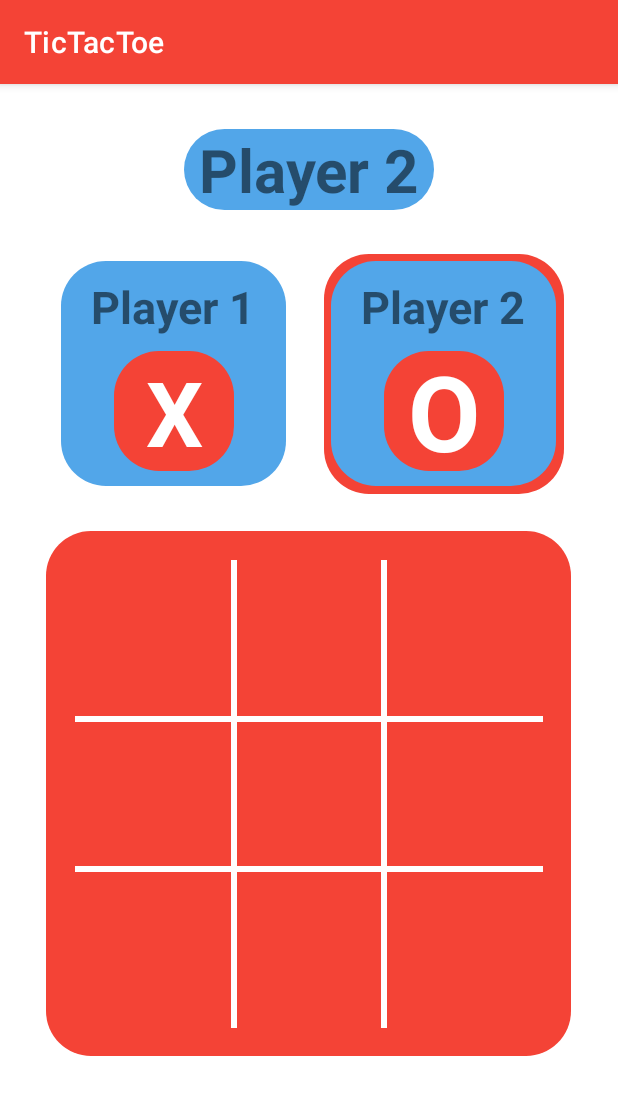
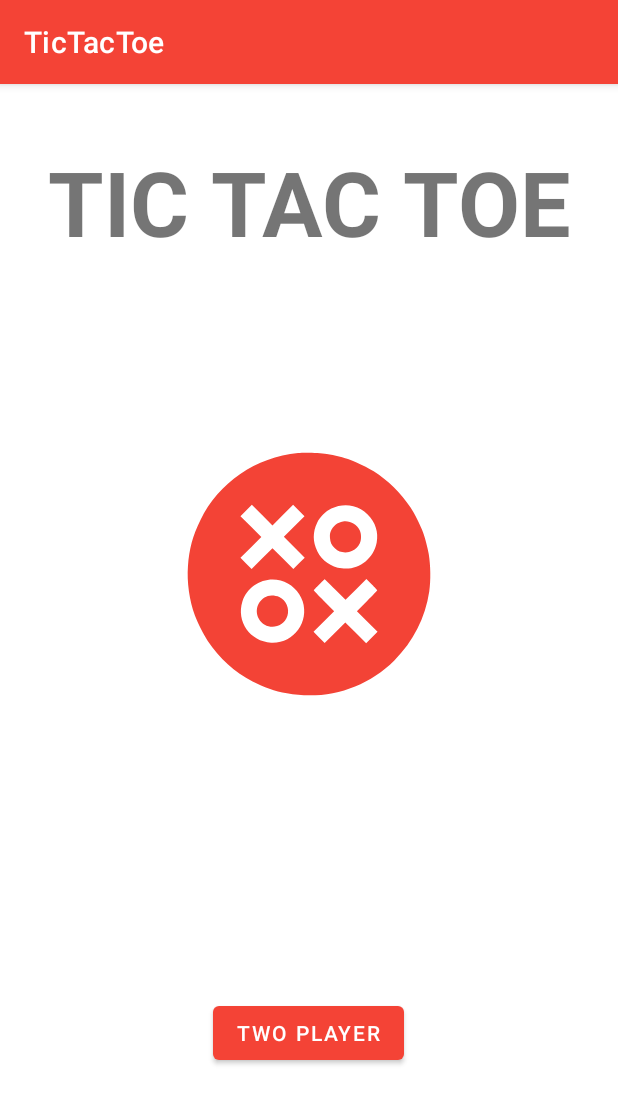
Before and after one commit to sadabmostafa/TicTacToe_Android_App, an Android app: the screen it shows after launch (MainActivity before the commit, StartingScreen after it), on a phone screen of 412 x 824 dp. Shown: the top 1104 px of the screen. Run offline under Robolectric (Android 15) with nearby library versions, the phone set to English and light mode, and no system bars.

Commit message:
added new features of home screen and winnig screen

```diff
--- /dev/null
+++ b/app/src/main/java/com/sadabmostafa/fridayproject/StartingScreen.kt
@@ -0,0 +1,21 @@
+package com.sadabmostafa.fridayproject
+
+import android.content.Intent
+import androidx.appcompat.app.AppCompatActivity
+import android.os.Bundle
+import com.sadabmostafa.fridayproject.databinding.ActivityStartingScreenBinding
+
+class StartingScreen : AppCompatActivity() {
+    private lateinit var binding: ActivityStartingScreenBinding
+    override fun onCreate(savedInstanceState: Bundle?) {
+        super.onCreate(savedInstanceState)
+        setContentView(R.layout.activity_starting_screen)
+        binding = ActivityStartingScreenBinding.inflate(layoutInflater)
+        setContentView(binding.root)
+        binding.singlePlayer.setOnClickListener{
+            val intent = Intent(this,MainActivity::class.java)
+            finish()
+            startActivity(intent)
+        }
+    }
+}
--- a/app/src/main/res/drawable/ic_launcher_foreground.xml
+++ b/app/src/main/res/drawable/ic_launcher_foreground.xml
@@ -14,15 +14,15 @@
               android:scaleX="0.100000"
               android:scaleY="-0.100000">
           <path
-              android:fillColor="#E91E1E"
+              android:fillColor="#F34336"
               android:strokeWidth="1"
               android:pathData="M2330 5110 c-890 -86 -1671 -622 -2060 -1415 -161 -327 -236 -606 -262 -973 -24 -335 30 -719 147 -1038 54 -148 184 -404 271 -534 242 -362 571 -660 945 -854 240 -125 465 -203 724 -251 831 -153 1665 102 2264 694 396 392 653 899 736 1451 34 226 29 552 -11 792 -23 132 -77 339 -119 454 -53 144 -183 403 -264 524 -203 305 -479 576 -777 765 -113 72 -360 193 -488 240 -135 50 -345 103 -501 126 -151 23 -462 32 -605 19z m-322 -1307 l217 217 120 -120 120 -120 -218 -218 -217 -217 220 -220 220 -220 -120 -120 -120 -120 -220 220 -220 220 -220 -220 -220 -220 -117 118 -118 117 220 220 220 220 -220 220 -220 220 120 120 120 120 217 -217 218 -218 218 218z m1486 187 c118 -30 209 -82 302 -175 166 -164 233 -376 190 -595 -69 -349 -393 -587 -735 -540 -230 31 -417 163 -516 362 -98 199 -99 397 -3 597 57 120 178 241 298 300 147 72 312 90 464 51z m-1531 -1566 c209 -54 396 -231 463 -437 144 -447 -200 -899 -665 -874 -442 23 -738 447 -605 867 107 338 462 533 807 444z m1149 -191 l218 -218 220 220 220 220 115 -115 c63 -63 115 -119 115 -125 0 -6 -97 -107 -215 -225 l-215 -215 217 -217 218 -218 -120 -120 -120 -120 -220 220 -220 220 -217 -217 -218 -218 -117 118 -118 117 218 218 217 217 -215 215 c-118 118 -215 219 -215 225 0 10 220 235 230 235 3 0 103 -98 222 -217z" />
           <path
-              android:fillColor="#E81E1E"
+              android:fillColor="#F34336"
               android:strokeWidth="1"
               android:pathData="M3277 3669 c-115 -17 -217 -99 -258 -208 -17 -45 -20 -71 -17 -136 6 -98 34 -161 103 -224 70 -64 124 -86 220 -86 71 0 88 4 147 33 73 36 123 86 160 161 34 69 33 195 -3 271 -63 135 -205 210 -352 189z" />
           <path
-              android:fillColor="#E81E1E"
+              android:fillColor="#F34336"
               android:strokeWidth="1"
               android:pathData="M1693 2096 c-201 -66 -292 -293 -191 -477 137 -252 509 -219 602 54 52 153 -24 333 -171 402 -68 33 -177 42 -240 21z" />
       </group>
--- a/app/src/main/res/layout/activity_main.xml
+++ b/app/src/main/res/layout/activity_main.xml
@@ -8,8 +8,8 @@
 
     <View
         android:id="@+id/player2Activated"
-        android:layout_width="160dp"
-        android:layout_height="160dp"
+        android:layout_width="115dp"
+        android:layout_height="95dp"
         android:background="@drawable/box"
         app:layout_constraintBottom_toBottomOf="@+id/smallViewPlayer2"
         app:layout_constraintEnd_toEndOf="@+id/smallViewPlayer2"
@@ -17,17 +17,18 @@
         app:layout_constraintTop_toTopOf="@+id/smallViewPlayer2" />
     <View
         android:id="@+id/player1Activated"
-        android:layout_width="160dp"
-        android:layout_height="160dp"
+        android:layout_width="115dp"
+        android:layout_height="95dp"
         android:background="@drawable/box"
         app:layout_constraintBottom_toBottomOf="@+id/smallViewPlayer1"
         app:layout_constraintEnd_toEndOf="@+id/smallViewPlayer1"
         app:layout_constraintStart_toStartOf="@+id/smallViewPlayer1"
         app:layout_constraintTop_toTopOf="@+id/smallViewPlayer1" />
+
     <View
         android:id="@+id/smallViewPlayer1"
-        android:layout_width="150dp"
-        android:layout_height="150dp"
+        android:layout_width="100dp"
+        android:layout_height="80dp"
         android:layout_marginStart="10dp"
         android:background="@drawable/smallbox"
         app:layout_constraintStart_toStartOf="@+id/view"
@@ -35,8 +36,8 @@
 
     <View
         android:id="@+id/smallSmallViewPlayer1"
-        android:layout_width="80dp"
-        android:layout_height="80dp"
+        android:layout_width="60dp"
+        android:layout_height="35dp"
         android:layout_marginBottom="10dp"
         android:background="@drawable/box"
         app:layout_constraintBottom_toBottomOf="@+id/smallViewPlayer1"
@@ -44,19 +45,29 @@
         app:layout_constraintStart_toStartOf="@+id/smallViewPlayer1" />
 
     <View
+        android:id="@+id/circleForRound"
+        android:layout_width="80dp"
+        android:layout_height="80dp"
+        android:background="@drawable/circle"
+        app:layout_constraintBottom_toBottomOf="@+id/player1Activated"
+        app:layout_constraintEnd_toStartOf="@+id/smallViewPlayer2"
+        app:layout_constraintStart_toEndOf="@+id/smallViewPlayer1"
+        app:layout_constraintTop_toTopOf="@+id/player1Activated" />
+
+    <View
         android:id="@+id/smallViewPlayer2"
-        android:layout_width="150dp"
-        android:layout_height="150dp"
+        android:layout_width="100dp"
+        android:layout_height="80dp"
         android:layout_marginEnd="10dp"
-        android:layout_marginBottom="30dp"
+        android:layout_marginBottom="70dp"
         android:background="@drawable/smallbox"
         app:layout_constraintBottom_toTopOf="@+id/view"
         app:layout_constraintEnd_toEndOf="@+id/view" />
 
     <View
         android:id="@+id/smallSmallViewPlayer2"
-        android:layout_width="80dp"
-        android:layout_height="80dp"
+        android:layout_width="60dp"
+        android:layout_height="35dp"
         android:layout_marginBottom="10dp"
         android:background="@drawable/box"
         app:layout_constraintBottom_toBottomOf="@+id/smallViewPlayer2"
@@ -67,12 +78,12 @@
         android:id="@+id/view"
         android:layout_width="350dp"
         android:layout_height="350dp"
-        android:layout_marginBottom="120dp"
         android:background="@drawable/box"
         app:layout_constraintBottom_toBottomOf="parent"
         app:layout_constraintEnd_toEndOf="parent"
         app:layout_constraintHorizontal_bias="0.491"
-        app:layout_constraintStart_toStartOf="parent" />
+        app:layout_constraintStart_toStartOf="parent"
+        app:layout_constraintTop_toTopOf="parent" />
 
     <View
         android:id="@+id/view3"
@@ -251,7 +262,7 @@
         android:layout_width="wrap_content"
         android:layout_height="wrap_content"
         android:text="@string/xSymbol"
-        android:textSize="60sp"
+        android:textSize="30sp"
         android:textStyle="bold"
         android:textColor="@color/white"
         app:layout_constraintBottom_toBottomOf="@+id/smallSmallViewPlayer1"
@@ -263,7 +274,7 @@
         android:layout_width="wrap_content"
         android:layout_height="wrap_content"
         android:text="@string/oSymbol"
-        android:textSize="70sp"
+        android:textSize="30sp"
         android:textStyle="bold"
         android:textColor="@color/white"
         tools:layout_editor_absoluteX="262dp"
@@ -277,7 +288,7 @@
         android:layout_width="wrap_content"
         android:layout_height="wrap_content"
         android:text="@string/player_1"
-        android:textSize="30sp"
+        android:textSize="20sp"
         android:textStyle="bold"
         app:layout_constraintBottom_toTopOf="@+id/smallSmallViewPlayer1"
         app:layout_constraintEnd_toEndOf="@+id/smallViewPlayer1"
@@ -288,7 +299,7 @@
         android:layout_width="wrap_content"
         android:layout_height="wrap_content"
         android:text="@string/player_2"
-        android:textSize="30sp"
+        android:textSize="20sp"
         android:textStyle="bold"
         tools:layout_editor_absoluteX="239dp"
         tools:layout_editor_absoluteY="94dp"
@@ -297,30 +308,41 @@
         app:layout_constraintStart_toStartOf="@+id/smallViewPlayer2"
         app:layout_constraintTop_toTopOf="@+id/smallViewPlayer2" />
 
-    <Button
-        android:id="@+id/buttonReset"
-        android:layout_width="wrap_content"
-        android:layout_height="wrap_content"
-        android:text="@string/new_game"
-        app:layout_constraintBottom_toBottomOf="parent"
-        app:layout_constraintEnd_toEndOf="parent"
-        app:layout_constraintStart_toStartOf="parent"
-        app:layout_constraintTop_toBottomOf="@+id/view"
-        tools:ignore="TextContrastCheck" />
+
 
     <TextView
         android:id="@+id/result"
         android:layout_width="wrap_content"
         android:layout_height="wrap_content"
+        android:background="@drawable/smallbox"
+        android:paddingLeft="15dp"
+        android:paddingRight="15dp"
+        android:paddingTop="5dp"
+        android:paddingBottom="5dp"
         android:text=""
-        tools:text="hello"
-        android:paddingRight="10dp"
-        android:paddingLeft="10dp"
-        android:background="@drawable/smallbox"
+        android:textSize="30sp"
         android:textStyle="bold"
-        android:textSize="40sp"
-        app:layout_constraintBottom_toTopOf="@+id/player1Activated"
+        android:layout_marginTop="20dp"
         app:layout_constraintEnd_toEndOf="parent"
+        app:layout_constraintHorizontal_bias="0.504"
         app:layout_constraintStart_toStartOf="parent"
-        app:layout_constraintTop_toTopOf="parent" />
+        app:layout_constraintTop_toBottomOf="@+id/view"
+        tools:text="hello" />
+
+    <TextView
+        android:id="@+id/roundShow"
+        android:layout_width="wrap_content"
+        android:layout_height="wrap_content"
+        android:text=""
+        android:textSize="20sp"
+        android:textStyle="bold"
+        android:lines="2"
+        android:minLines="2"
+        android:singleLine="false"
+        app:layout_constraintBottom_toBottomOf="@+id/circleForRound"
+        app:layout_constraintEnd_toEndOf="@+id/circleForRound"
+        app:layout_constraintStart_toStartOf="@+id/circleForRound"
+        app:layout_constraintTop_toTopOf="@+id/circleForRound"
+        android:textAlignment="center"
+        tools:text="4th \nround" />
 </androidx.constraintlayout.widget.ConstraintLayout>
--- /dev/null
+++ b/app/src/main/res/layout/activity_starting_screen.xml
@@ -0,0 +1,41 @@
+<?xml version="1.0" encoding="utf-8"?>
+<androidx.constraintlayout.widget.ConstraintLayout xmlns:android="http://schemas.android.com/apk/res/android"
+    xmlns:app="http://schemas.android.com/apk/res-auto"
+    xmlns:tools="http://schemas.android.com/tools"
+    android:layout_width="match_parent"
+    android:layout_height="match_parent"
+    tools:context=".StartingScreen">
+
+    <Button
+        android:id="@+id/singlePlayer"
+        android:layout_width="wrap_content"
+        android:layout_height="wrap_content"
+        android:text="Two Player"
+        app:layout_constraintBottom_toBottomOf="parent"
+        app:layout_constraintEnd_toEndOf="parent"
+        app:layout_constraintHorizontal_bias="0.498"
+        app:layout_constraintStart_toStartOf="parent"
+        app:layout_constraintTop_toBottomOf="@+id/imageView3" />
+
+    <ImageView
+        android:id="@+id/imageView3"
+        android:layout_width="337dp"
+        android:layout_height="341dp"
+        android:layout_marginTop="156dp"
+        app:layout_constraintEnd_toEndOf="parent"
+        app:layout_constraintStart_toStartOf="parent"
+        app:layout_constraintTop_toTopOf="parent"
+        app:srcCompat="@drawable/ic_launcher_foreground" />
+
+    <TextView
+        android:id="@+id/textView"
+        android:layout_width="wrap_content"
+        android:layout_height="wrap_content"
+        android:text="TIC TAC TOE"
+        android:textStyle="bold"
+        android:textSize="60sp"
+        app:layout_constraintBottom_toTopOf="@+id/imageView3"
+        app:layout_constraintEnd_toEndOf="parent"
+        app:layout_constraintStart_toStartOf="parent"
+        app:layout_constraintTop_toTopOf="parent" />
+</androidx.constraintlayout.widget.ConstraintLayout>
--- a/app/src/main/res/values/strings.xml
+++ b/app/src/main/res/values/strings.xml
@@ -7,4 +7,6 @@
     <string name="player_2">Player 2</string>
     <string name="new_game">New Game</string>
     <string name="whoWon">Player %1$s won!!!</string>
+    <string name="round">%1$s%2$s \nRound</string>
+    <string name="playerToast">Hi Player %1$s!!!</string>
 </resources>
```
Also changed, not shown: app/src/main/AndroidManifest.xml (+14 -0 lines), app/src/main/java/com/sadabmostafa/fridayproject/MainActivity.kt (+25 -28 lines), app/src/main/java/com/sadabmostafa/fridayproject/ResultScreen.kt (added, +48 -0 lines), app/src/main/res/drawable/circle.xml (added, +10 -0 lines), app/src/main/res/layout/activity_result_screen.xml (added, +91 -0 lines), app/src/main/res/drawable/king.png (added), app/src/main/res/drawable/neutral.png (added), app/src/main/res/drawable/trophy.png (added).
